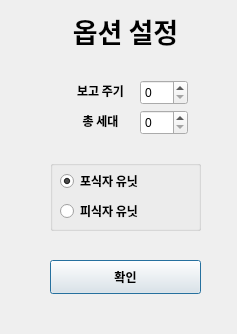
Qt form ui/option_1.ui (unknownbox-collab/First-Genetic-Algorithm) before a commit.
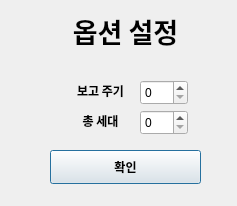
The same form after that commit.

```diff
--- a/ui/option_1.ui
+++ b/ui/option_1.ui
@@ -7,7 +7,7 @@
     <x>0</x>
     <y>0</y>
     <width>237</width>
-    <height>334</height>
+    <height>206</height>
    </rect>
   </property>
   <property name="windowTitle">
@@ -108,67 +108,11 @@
     <set>Qt::AlignCenter</set>
    </property>
   </widget>
-  <widget class="QGroupBox" name="AD">
-   <property name="geometry">
-    <rect>
-     <x>50</x>
-     <y>160</y>
-     <width>151</width>
-     <height>71</height>
-    </rect>
-   </property>
-   <property name="title">
-    <string/>
-   </property>
-   <widget class="QRadioButton" name="attack">
-    <property name="geometry">
-     <rect>
-      <x>10</x>
-      <y>10</y>
-      <width>130</width>
-      <height>22</height>
-     </rect>
-    </property>
-    <property name="font">
-     <font>
-      <family>Noto Sans CJK KR Black</family>
-      <weight>75</weight>
-      <bold>true</bold>
-     </font>
-    </property>
-    <property name="text">
-     <string>포식자 유닛</string>
-    </property>
-    <property name="checked">
-     <bool>true</bool>
-    </property>
-   </widget>
-   <widget class="QRadioButton" name="defense">
-    <property name="geometry">
-     <rect>
-      <x>10</x>
-      <y>40</y>
-      <width>130</width>
-      <height>22</height>
-     </rect>
-    </property>
-    <property name="font">
-     <font>
-      <family>Noto Sans CJK KR Black</family>
-      <weight>75</weight>
-      <bold>true</bold>
-     </font>
-    </property>
-    <property name="text">
-     <string>피식자 유닛</string>
-    </property>
-   </widget>
-  </widget>
   <widget class="QPushButton" name="ok">
    <property name="geometry">
     <rect>
      <x>50</x>
-     <y>260</y>
+     <y>150</y>
      <width>151</width>
      <height>34</height>
     </rect>
```
